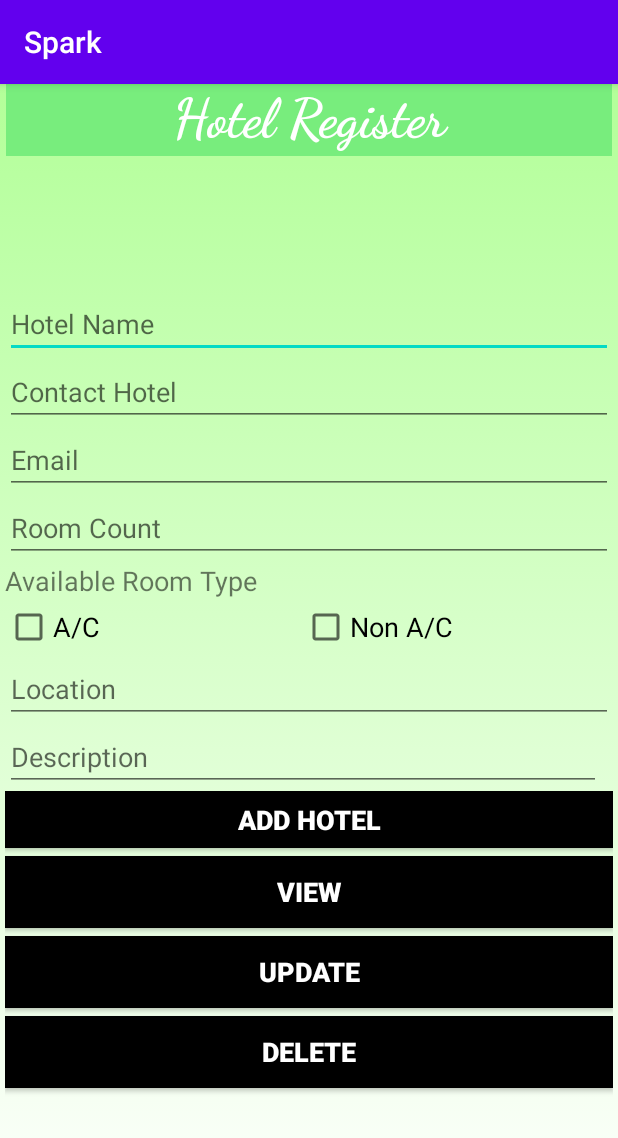
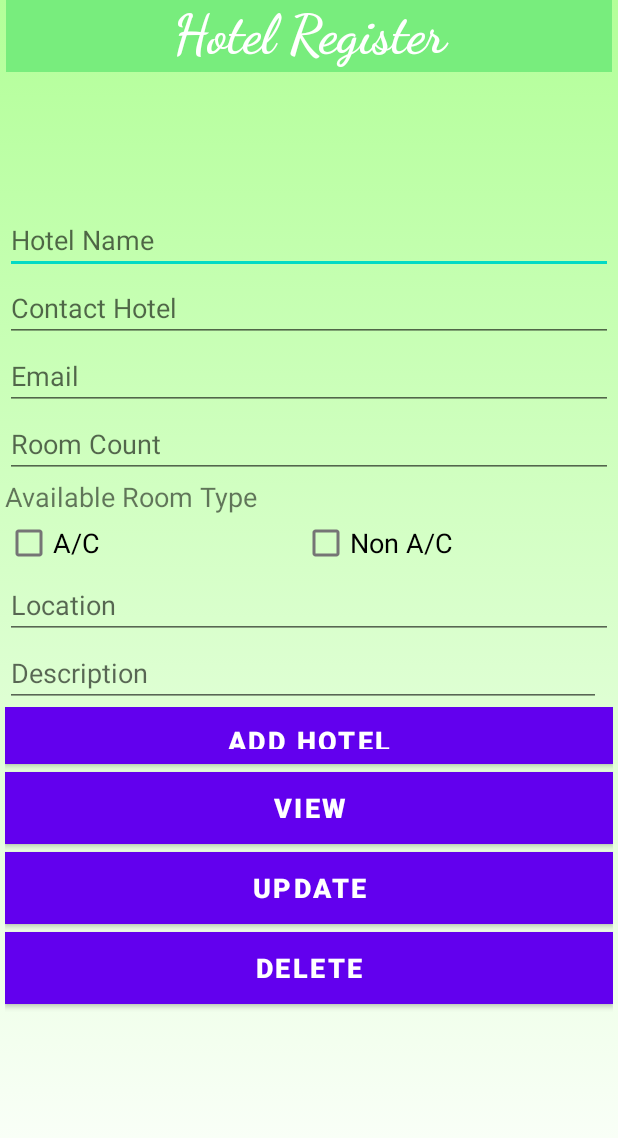
Before and after one commit to it19075136/Backpaker, an Android app: the screen it shows after launch (MainActivity), on a phone screen of 412 x 824 dp. Shown: the top 1138 px of the screen. Run offline under Robolectric (Android 15) with nearby library versions, the phone set to English and light mode, and no system bars; our stand-ins replace Firebase (no records; nobody signed in at launch, a user with empty details on screens opened directly).

Commit message:
Update styles.xml

```diff
--- a/app/src/main/res/values/styles.xml
+++ b/app/src/main/res/values/styles.xml
@@ -1,6 +1,6 @@
 <resources>
     <!-- Base application theme. -->
-    <style name="AppTheme" parent="Theme.AppCompat.Light.DarkActionBar">
+    <style name="AppTheme" parent="Theme.MaterialComponents.Light.NoActionBar">
         <!-- Customize your theme here. -->
         <item name="colorPrimary">@color/colorPrimary</item>
         <item name="colorPrimaryDark">@color/colorPrimaryDark</item>
```
